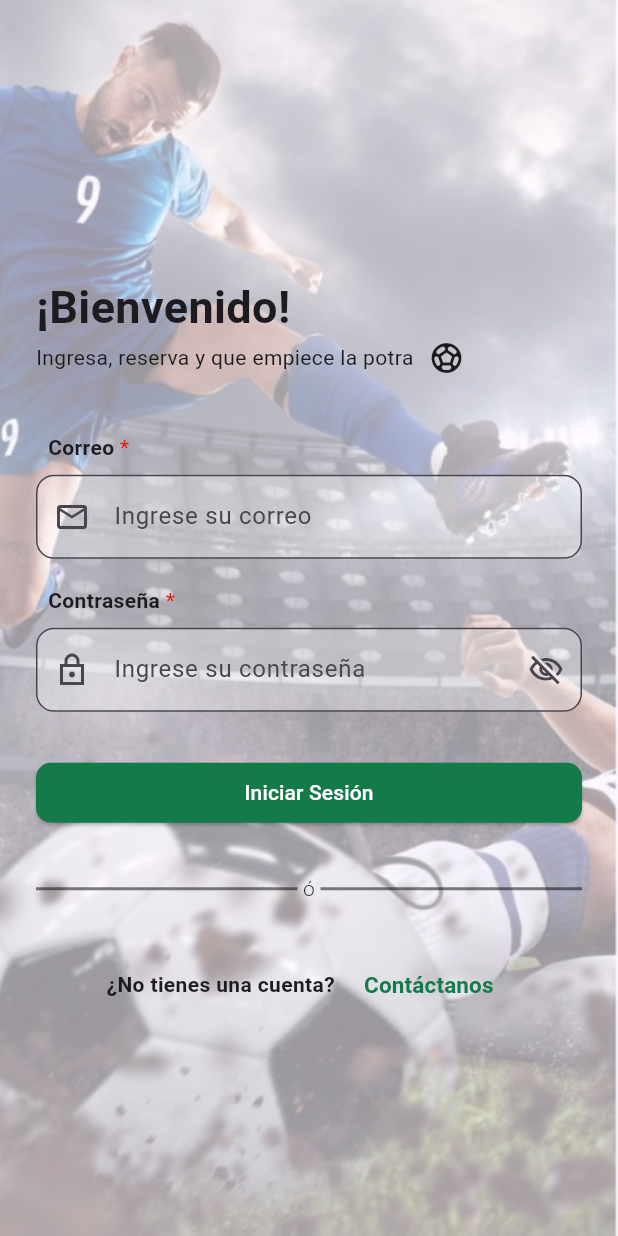
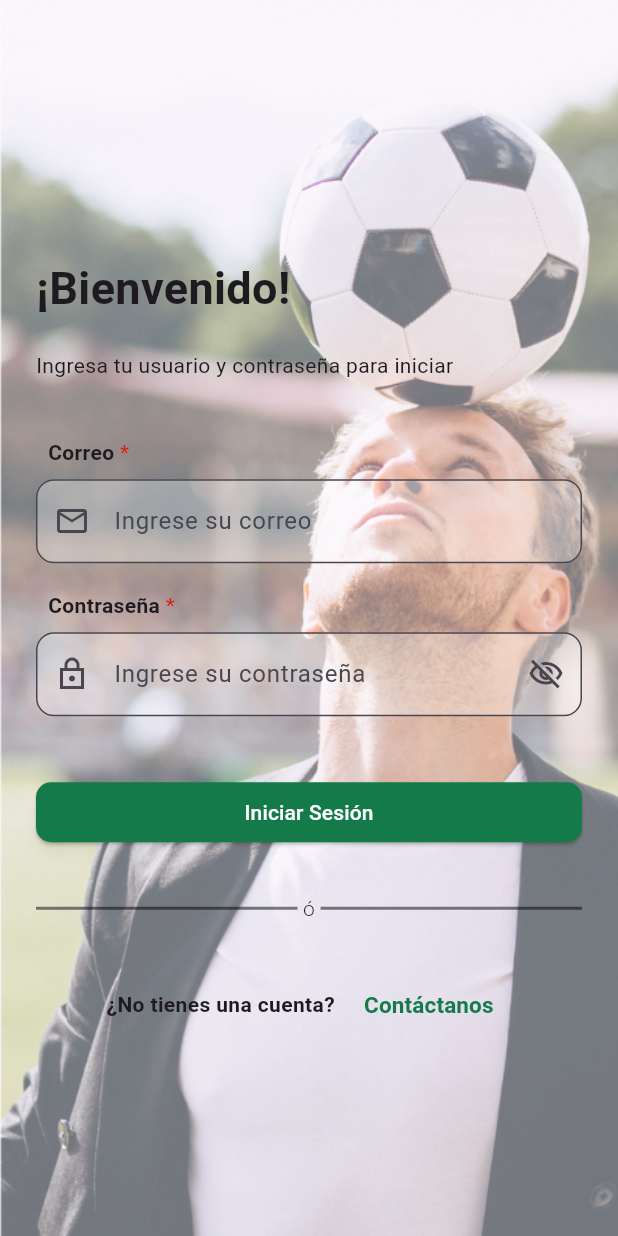
Before and after one commit to jdmc-unah/Book-and-Play-Admin, a Flutter app: the screen it shows after launch, on a phone screen of 412 x 824 dp. Run offline on Flutter 3.47's test engine with Material 3 defaults, Android fonts, the phone set to English and light mode, and no system bars; our stand-ins replace cloud_firestore, firebase_auth, firebase_core, get, get_storage, go_router; accounts and stored records are empty; generated files the repository leaves out were written again.

Commit message:
funcionalidad para que solo admins puedan entrar y cambio de imagen de fondo login

```diff
--- a/bookandplay_admin/lib/vistas/vistas_login/login.dart
+++ b/bookandplay_admin/lib/vistas/vistas_login/login.dart
@@ -28,7 +28,7 @@ class Login extends StatelessWidget {
           //*Imagen de fondo
           Positioned.fill(
             child: Image.asset(
-              "assets/imagenes/fondo_login_medio.png",
+              "assets/imagenes/fondologin_transp.png",
               fit: BoxFit.cover,
             ),
           ),
@@ -53,14 +53,14 @@ class Login extends StatelessWidget {
                     '¡Bienvenido!',
                     style: TextStyle(fontSize: 30, fontWeight: FontWeight.bold),
                   ),
+                  SizedBox(height: 20),
 
                   Row(
                     children: [
-                      Text('Ingresa, reserva y que empiece la potra'),
-                      SizedBox(width: 10),
-                      Icon(Icons.sports_soccer_rounded),
+                      Text('Ingresa tu usuario y contraseña para iniciar'),
                     ],
                   ),
+
                   SizedBox(height: 30),
 
                   LoginTextField(
@@ -80,7 +80,7 @@ class Login extends StatelessWidget {
                     controller: _contra,
                   ),
 
-                  SizedBox(height: 30),
+                  SizedBox(height: 40),
                   SizedBox(
                     width: double.infinity,
                     child: ElevatedButton(
--- a/bookandplay_admin/pubspec.yaml
+++ b/bookandplay_admin/pubspec.yaml
@@ -77,6 +77,7 @@ flutter:
   assets:
     - assets/data/canchas_test.json
     - assets/imagenes/fondo_login_medio.png
+    - assets/imagenes/fondologin_transp.png
 
   # To add assets to your application, add an assets section, like this:
   # assets:
```
Also changed, not shown: bookandplay_admin/lib/modelos/usuario.dart (+9 -1 lines), bookandplay_admin/lib/servicios/servicio_autenticacion.dart (+11 -5 lines), bookandplay_admin/assets/imagenes/fondo_login_medio.png (deleted), bookandplay_admin/assets/imagenes/fondologin_transp.png (added).
